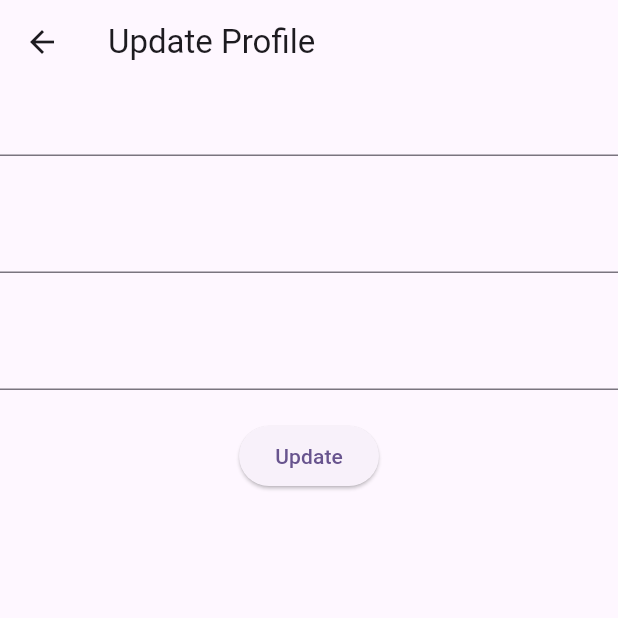
After one commit to MuhammadAliKust/Flutter-B15-Firebase, a Flutter app: the UpdateProfileView screen opened directly, on a phone screen of 412 x 824 dp, the top half of it. The commit adds this screen. Run offline on Flutter 3.47's test engine with Material 3 defaults, Android fonts, the phone set to English and light mode, and no system bars; our stand-ins replace cloud_firestore, firebase_auth, firebase_core; accounts and stored records are empty; statements that could not run were skipped.

Commit message:
Update Profile Done

```diff
--- /dev/null
+++ b/lib/views/update_profile.dart
@@ -0,0 +1,116 @@
+import 'package:flutter/material.dart';
+import 'package:flutter_b15_firebase/%20models/user.dart';
+import 'package:flutter_b15_firebase/providers/user.dart';
+import 'package:flutter_b15_firebase/services/auth.dart';
+import 'package:flutter_b15_firebase/services/user.dart';
+import 'package:flutter_b15_firebase/views/login.dart';
+import 'package:provider/provider.dart';
+
+class UpdateProfileView extends StatefulWidget {
+  UpdateProfileView({super.key});
+
+  @override
+  State<UpdateProfileView> createState() => _UpdateProfileViewState();
+}
+
+class _UpdateProfileViewState extends State<UpdateProfileView> {
+  TextEditingController nameController = TextEditingController();
+  TextEditingController phoneController = TextEditingController();
+  TextEditingController addressController = TextEditingController();
+
+  bool isLoading = false;
+
+  @override
+  void initState() {
+    var user = Provider.of<UserProvider>(context, listen: false);
+    nameController =
+        TextEditingController(text: user.getUser()!.name.toString());
+    addressController =
+        TextEditingController(text: user.getUser()!.address.toString());
+    phoneController =
+        TextEditingController(text: user.getUser()!.phone.toString());
+    // TODO: implement initState
+    super.initState();
+  }
+
+  @override
+  Widget build(BuildContext context) {
+    var user = Provider.of<UserProvider>(context);
+    return Scaffold(
+      appBar: AppBar(
+        title: Text("Update Profile"),
+      ),
+      body: Column(
+        children: [
+          TextField(
+            controller: nameController,
+          ),
+          SizedBox(
+            height: 30,
+          ),
+          TextField(
+            controller: phoneController,
+          ),
+          SizedBox(
+            height: 30,
+          ),
+          TextField(
+            controller: addressController,
+          ),
+          SizedBox(
+            height: 20,
+          ),
+          isLoading
+              ? Center(
+            child: CircularProgressIndicator(),
+          )
+              : ElevatedButton(
+              onPressed: () async {
+                try {
+                  isLoading = true;
+                  setState(() {});
+                  await UserServices()
+                      .updateUser(UserModel(
+                      docId: user.getUser()!.docId.toString(),
+                      name: nameController.text,
+                      phone: phoneController.text,
+                      address: addressController.text))
+                      .then((val) async {
+                    await UserServices().getUser(
+                        user.getUser()!.docId.toString()).then((val) {
+                      user.setUser(val);
+
+                      isLoading = false;
+                      setState(() {});
+                      showDialog(
+                          context: context,
+                          builder: (context) {
+                            return AlertDialog(
+                              title: Text("Message"),
+                              content: Text(
+                                  "Profile has been updated successfully"),
+                              actions: [
+                                TextButton(
+                                    onPressed: () {
+                                      Navigator.pop(context);
+                                      Navigator.pop(context);
+                                    },
+                                    child: Text("Okay"))
+                              ],
+                            );
+                          });
+                    });
+                  });
+                } catch (e) {
+                  isLoading = false;
+                  setState(() {});
+                  ScaffoldMessenger.of(context)
+                      .showSnackBar(SnackBar(content: Text(e.toString())));
+                }
+              },
+              child: Text("Update"))
+        ],
+      ),
+    );
+  }
+}
```
Also changed, not shown: lib/services/user.dart (+11 -0 lines), lib/views/profile.dart (+9 -1 lines).
